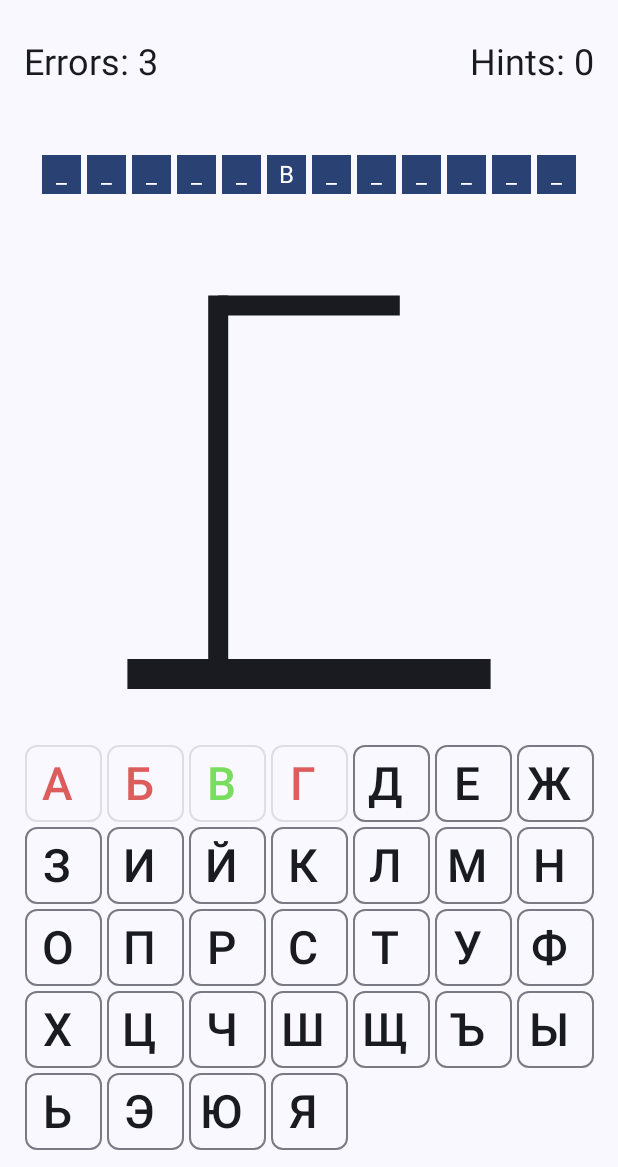
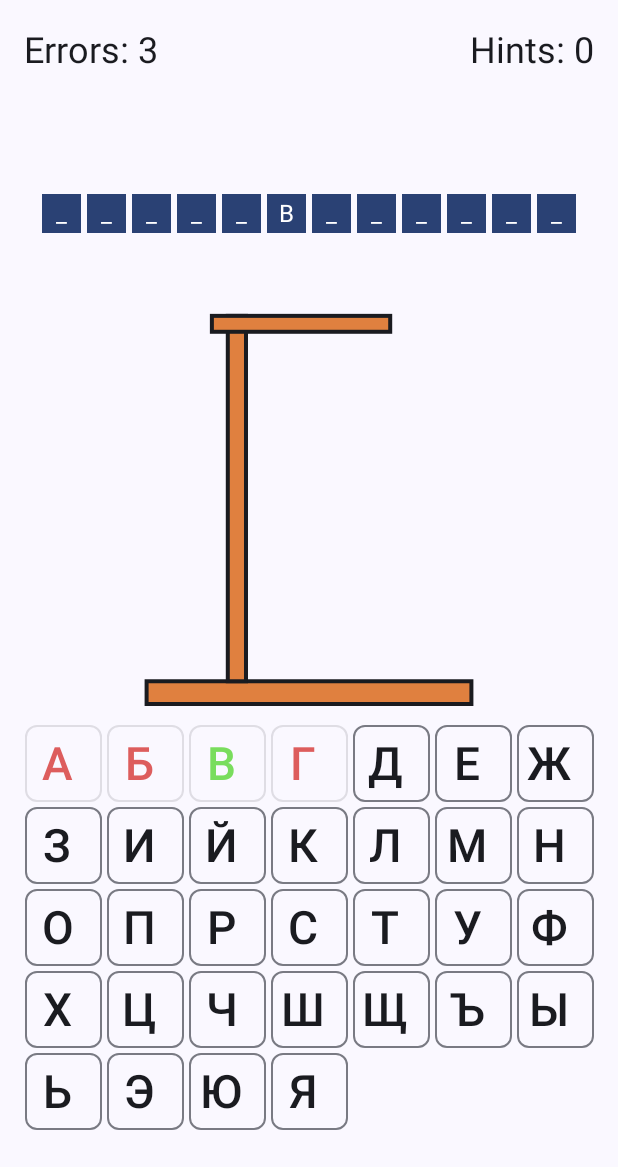
Before and after one commit to chskela/GallowsGame, an Android app built with Jetpack Compose: the screen it shows after launch (MainActivity), after a tap on an icon or button, on a phone screen of 412 x 824 dp, the part 69-1236 px from its top. Run offline under Robolectric (Android 15) with nearby library versions, the light colour scheme and no system bars; our stand-ins replace Dagger/Hilt's generated code, window size class; 3 other taps on this screen came first.

Commit message:
feat: updated gallows image
added adaptive and color

```diff
--- a/app/src/main/java/com/chskela/gallowsgame/presentation/screens/main/MainScreen.kt
+++ b/app/src/main/java/com/chskela/gallowsgame/presentation/screens/main/MainScreen.kt
@@ -94,14 +94,11 @@ fun MainScreen(
                                 .height(4.dp)
                         )
                     } else {
-                        Column(
-                            modifier = Modifier
-                                .padding(horizontal = 16.dp)
-                                .weight(0.2f)
-                        ) {
-                            VerticalSpacer8Dp()
+                        Column(modifier = Modifier.padding(horizontal = 16.dp)) {
                             Row(
-                                modifier = Modifier.fillMaxWidth(),
+                                modifier = Modifier
+                                    .fillMaxWidth()
+                                    .weight(0.15f),
                                 horizontalArrangement = Arrangement.SpaceBetween
                             ) {
                                 Text(
@@ -113,8 +110,7 @@ fun MainScreen(
                                     style = MaterialTheme.typography.headlineSmall
                                 )
                             }
-                            VerticalSpacer8Dp()
-                            Mask(modifier = Modifier.weight(0.2f), mask = uiState.mask)
+                            Mask(modifier = Modifier.weight(0.25f), mask = uiState.mask)
                             ImageOfGallows(
                                 modifier = Modifier.weight(0.6f),
                                 stage = uiState.attempts
@@ -126,7 +122,7 @@ fun MainScreen(
                     modifier = Modifier
                         .weight(0.4f)
                         .padding(horizontal = 16.dp),
-                    verticalAlignment = Alignment.Bottom
+                    verticalAlignment = Alignment.CenterVertically
                 ) {
                     if (uiState.alphabet.isNotEmpty()) {
                         val size = calculateSizeItem(windowInfo, uiState.alphabet.size)
--- a/app/src/main/java/com/chskela/gallowsgame/presentation/ui/components/gallowsview/ImageOfGallows.kt
+++ b/app/src/main/java/com/chskela/gallowsgame/presentation/ui/components/gallowsview/ImageOfGallows.kt
@@ -11,7 +11,10 @@ import androidx.compose.runtime.Composable
 import androidx.compose.ui.Modifier
 import androidx.compose.ui.geometry.Offset
 import androidx.compose.ui.geometry.Size
+import androidx.compose.ui.graphics.Color
+import androidx.compose.ui.graphics.Path
 import androidx.compose.ui.graphics.drawscope.Stroke
+import androidx.compose.ui.graphics.drawscope.translate
 import androidx.compose.ui.tooling.preview.Preview
 import androidx.compose.ui.unit.dp
 import com.chskela.gallowsgame.presentation.ui.theme.GallowsGameTheme
@@ -19,149 +22,144 @@ import com.chskela.gallowsgame.presentation.ui.theme.GallowsGameTheme
 @Composable
 fun ImageOfGallows(modifier: Modifier = Modifier, stage: Int) {
     val color = MaterialTheme.colorScheme.onBackground
-
+    val woodColor = Color(0xffe0803f)
     Canvas(
         modifier = modifier
             .fillMaxSize()
             .background(MaterialTheme.colorScheme.background)
     ) {
         val height = size.height
-        val baseWidth = height * 0.8f
-        val topOfPost = height * 0.1f
-
-        val strokeWidthBase = 30f
-        val strokeWidthPost = 20f
-        val strokeWidthCrossbar = 20f
-        val strokeWidthRope = 7f
-        val strokeWidthHands = 5f
-        val strokeWidthLegs = 10f
-
-        val lengthRope = baseWidth * 0.2f
-        val lengthHands = baseWidth * 0.2f
-        val lengthLegs = baseWidth * 0.25f
-
-        val paddingRope = 20f
-        val radiusHead = baseWidth * 0.07f
-        val sizeOval = Size(radiusHead * 2.5f, radiusHead * 5)
-        val paddingLegs = sizeOval.width / 3
 
         // Base
+        val widthBase = height * 0.8f
+        val heightBase = widthBase * 0.07f
+        val paddingYBase = height - heightBase
+
         if (stage >= 1) {
-            drawLine(
-                color = color,
-                start = Offset(center.x - baseWidth / 2, height - strokeWidthBase),
-                end = Offset(center.x + baseWidth / 2, height - strokeWidthBase),
-                strokeWidth = strokeWidthBase
+            drawRectWithStroke(
+                fillColor = woodColor,
+                strokeColor = color,
+                topLeft = Offset(x = center.x - widthBase / 2, y = paddingYBase),
+                size = Size(width = widthBase, height = heightBase),
             )
         }
 
         //Post
+        val heightPost = height * 0.9f
+        val widthPost = heightBase * 0.8f
+        val paddingXPost = center.x - widthBase / 4
+        val paddingYPost = paddingYBase - heightPost
+
         if (stage >= 2) {
-            drawLine(
-                color = color,
-                start = Offset(center.x - baseWidth / 4, height - strokeWidthBase),
-                end = Offset(center.x - baseWidth / 4, topOfPost),
-                strokeWidth = strokeWidthPost
+            drawRectWithStroke(
+                fillColor = woodColor,
+                strokeColor = color,
+                topLeft = Offset(x = paddingXPost, y = paddingYPost),
+                size = Size(width = widthPost, height = heightPost),
             )
         }
 
         // Crossbar
+        val heightCrossbar = heightBase * 0.7f
+
         if (stage >= 3) {
-            drawLine(
-                color = color,
-                start = Offset(center.x - baseWidth / 4, topOfPost + strokeWidthCrossbar / 2),
-                end = Offset(center.x + baseWidth / 4, topOfPost + strokeWidthCrossbar / 2),
-                strokeWidth = strokeWidthCrossbar
+            drawRectWithStroke(
+                fillColor = woodColor,
+                strokeColor = color,
+                topLeft = Offset(x = paddingXPost - heightCrossbar, y = paddingYPost),
+                size = Size(width = widthBase / 2 + heightCrossbar, height = heightCrossbar),
             )
         }
 
         // Rope
+        val widthRope = heightCrossbar * 0.3f
+        val lengthRope = widthBase * 0.2f
+        val paddingRope = widthRope * 4
+        val paddingXRope = center.x + widthBase / 4 - paddingRope
+        val topLeftRope = Offset(x = paddingXRope, y = paddingYPost - widthRope)
+
         if (stage >= 4) {
-            drawLine(
-                color = color,
-                start = Offset(center.x + baseWidth / 4 - paddingRope, topOfPost - strokeWidthRope),
-                end = Offset(center.x + baseWidth / 4 - paddingRope, topOfPost + lengthRope),
-                strokeWidth = strokeWidthRope
+            drawRectWithStroke(
+                fillColor = woodColor,
+                strokeColor = color,
+                topLeft = topLeftRope.copy(x = topLeftRope.x - widthRope),
+                size = Size(width = widthRope, height = heightCrossbar + widthRope * 2),
+            )
+            drawRectWithStroke(
+                fillColor = woodColor,
+                strokeColor = color,
+                topLeft = topLeftRope,
+                size = Size(width = widthRope, height = lengthRope),
+            )
+            drawRectWithStroke(
+                fillColor = woodColor,
+                strokeColor = color,
+                topLeft = topLeftRope.copy(x = topLeftRope.x + widthRope),
+                size = Size(width = widthRope, height = heightCrossbar + widthRope * 2),
             )
         }
 
         // Head
+        val radiusHead = widthBase * 0.07f
+        val paddingYHead = paddingYPost - widthRope + lengthRope + radiusHead
+        val sizeOval = Size(width = radiusHead * 2.5f, height = radiusHead * 5)
+
         if (stage >= 5) {
             drawCircle(
                 color = color,
                 radius = radiusHead,
-                center = Offset(
-                    center.x + baseWidth / 4 - paddingRope,
-                    topOfPost + lengthRope + radiusHead
-                ),
+                center = Offset(x = paddingXRope, y = paddingYHead),
                 style = Stroke(5f)
             )
         }
 
         // Body
+        val paddingYBody = paddingYPost - widthRope + lengthRope + radiusHead * 2
+
         if (stage >= 6) {
             drawOval(
-                color = color, topLeft = Offset(
-                    center.x + baseWidth / 4 - paddingRope - sizeOval.width / 2,
-                    topOfPost + lengthRope + radiusHead * 2
-                ), size = sizeOval
+                color = color,
+                topLeft = Offset(x = paddingXRope - sizeOval.width / 2, y = paddingYBody),
+                size = sizeOval
             )
         }
 
         // Hands
+        val strokeWidthHands = radiusHead * 0.2f
+        val lengthHands = radiusHead * 3f
+
         if (stage >= 7) {
             drawLine(
                 color = color,
-                start = Offset(
-                    center.x + baseWidth / 4 - paddingRope,
-                    topOfPost + lengthRope + radiusHead * 2
-                ),
-                end = Offset(
-                    center.x + baseWidth / 4 - paddingRope - sizeOval.width,
-                    topOfPost + lengthRope + radiusHead * 2 + lengthHands
-                ),
+                start = Offset(x = paddingXRope, y = paddingYBody),
+                end = Offset(x = paddingXRope - sizeOval.width, y = paddingYBody + lengthHands),
                 strokeWidth = strokeWidthHands
             )
             drawLine(
                 color = color,
-                start = Offset(
-                    center.x + baseWidth / 4 - paddingRope,
-                    topOfPost + lengthRope + radiusHead * 2
-                ),
-                end = Offset(
-                    center.x + baseWidth / 4 - paddingRope + sizeOval.width,
-                    topOfPost + lengthRope + radiusHead * 2 + lengthHands
-                ),
+                start = Offset(x = paddingXRope, y = paddingYBody),
+                end = Offset(x = paddingXRope + sizeOval.width, y = paddingYBody + lengthHands),
                 strokeWidth = strokeWidthHands
             )
         }
 
         // Legs
+        val strokeWidthLegs = radiusHead * 0.3f
+        val lengthLegs = radiusHead * 3.5f
+        val paddingLegs = sizeOval.width / 3
+
         if (stage >= 8) {
-            drawLine(
-                color = color,
-                start = Offset(
-                    center.x + baseWidth / 4 - paddingRope - paddingLegs,
-                    topOfPost + lengthRope + radiusHead + sizeOval.height
-                ),
-                end = Offset(
-                    center.x + baseWidth / 4 - paddingRope - paddingLegs,
-                    topOfPost + lengthRope + radiusHead + sizeOval.height + lengthLegs
-                ),
-                strokeWidth = strokeWidthLegs
+            val pathLeg = Path()
+            pathLeg.moveTo(x = paddingXRope - paddingLegs, y = paddingYHead + sizeOval.height)
+            pathLeg.lineTo(
+                x = paddingXRope - paddingLegs,
+                y = paddingYHead + sizeOval.height + lengthLegs
             )
-            drawLine(
-                color = color,
-                start = Offset(
-                    center.x + baseWidth / 4 - paddingRope + paddingLegs,
-                    topOfPost + lengthRope + radiusHead + sizeOval.height
-                ),
-                end = Offset(
-                    center.x + baseWidth / 4 - paddingRope + paddingLegs,
-                    topOfPost + lengthRope + radiusHead + sizeOval.height + lengthLegs
-                ),
-                strokeWidth = strokeWidthLegs
-            )
+
+            drawPath(path = pathLeg, color = color, style = Stroke(strokeWidthLegs))
+            translate(left = paddingLegs * 2) {
+                drawPath(path = pathLeg, color = color, style = Stroke(strokeWidthLegs))
+            }
         }
 
     }
--- /dev/null
+++ b/app/src/main/java/com/chskela/gallowsgame/presentation/ui/components/gallowsview/drawRectWithStroke.kt
@@ -0,0 +1,29 @@
+package com.chskela.gallowsgame.presentation.ui.components.gallowsview
+
+import androidx.compose.ui.geometry.Offset
+import androidx.compose.ui.geometry.Size
+import androidx.compose.ui.graphics.Color
+import androidx.compose.ui.graphics.drawscope.DrawScope
+import androidx.compose.ui.graphics.drawscope.Fill
+import androidx.compose.ui.graphics.drawscope.Stroke
+
+
+fun DrawScope.drawRectWithStroke(
+    fillColor: Color,
+    strokeColor: Color,
+    topLeft: Offset,
+    size: Size
+) {
+    drawRect(
+        color = fillColor,
+        topLeft = topLeft,
+        size = size,
+        style = Fill
+    )
+    drawRect(
+        color = strokeColor,
+        topLeft = topLeft,
+        size = size,
+        style = Stroke(4f)
+    )
+}
```
